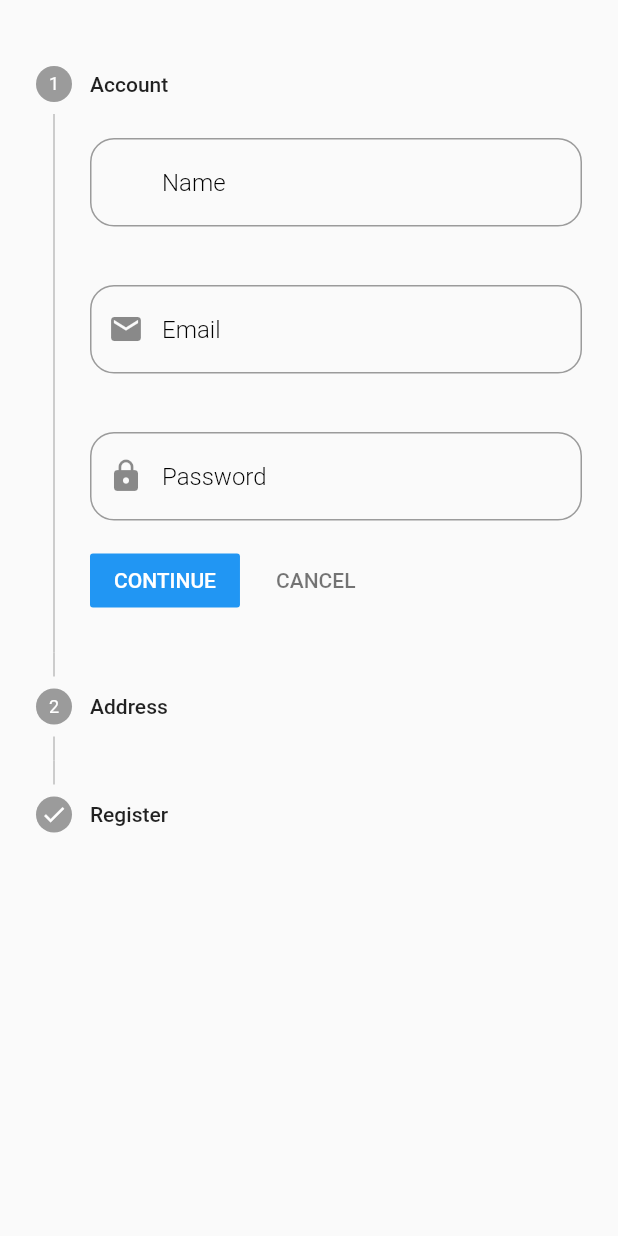
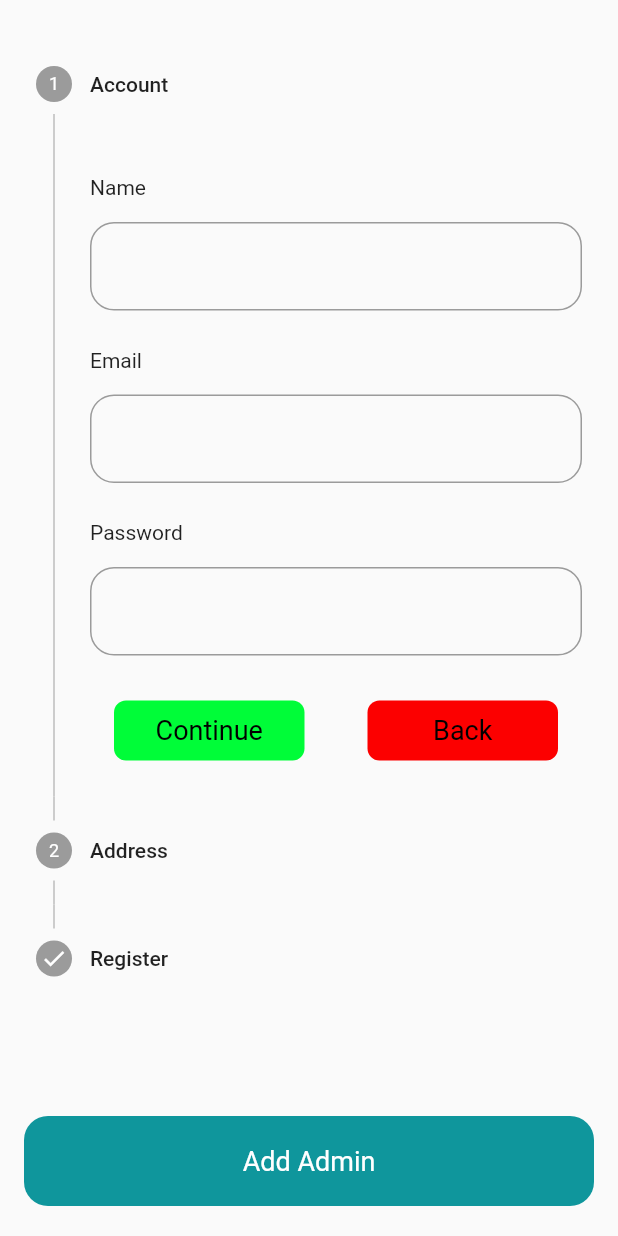
Before and after one commit to NourAhmadJob/pharmacy, a Flutter app: the screen it shows after launch, on a phone screen of 412 x 824 dp. Run offline on Flutter 3.47's test engine with Material 2 defaults, Android fonts, the phone set to English and light mode, and no system bars.

Commit message:
This is the admain screen with editing

```diff
--- a/lib/pharmacyMangement/admain/presentation/screen/auth/add_admain.dart
+++ b/lib/pharmacyMangement/admain/presentation/screen/auth/add_admain.dart
@@ -1,5 +1,7 @@
 import 'package:flutter/material.dart';
 import 'package:pharmacy_system/pharmacyMangement/admain/presentation/screen/auth/home.dart';
+import 'package:pharmacy_system/utils/core/constance/color_constance.dart';
+import 'package:pharmacy_system/utils/widget/basic_controller.dart';
 import 'package:pharmacy_system/utils/widget/text_form_field.dart';
 
 class Admin_Register extends StatefulWidget {
@@ -9,16 +11,34 @@ class Admin_Register extends StatefulWidget {
 
 class _Admin_RegisterState extends State<Admin_Register> {
   int _index = 0;
+  var formKey1 = GlobalKey<FormState>();
+  var formKey2 = GlobalKey<FormState>();
+  TextEditingController emailController = TextEditingController();
+  TextEditingController nameController = TextEditingController();
+  TextEditingController passwordController = TextEditingController();
+  TextEditingController namePharmacyController = TextEditingController();
+  TextEditingController phoneController = TextEditingController();
+  TextEditingController addressController = TextEditingController();
 
   List<Step> listStep() => [
         Step(
           title: const Text("Account"),
-          content: Step1Widget(),
+          content: Step1Widget(
+            formKey: formKey1,
+            emailController: emailController,
+            nameController: nameController,
+            passwordController: passwordController,
+          ),
           isActive: _index > 0 ? true : false,
         ),
         Step(
           title: const Text("Address"),
-          content: AdressScreen(),
+          content: AdressScreen(
+            namePharmacyController: namePharmacyController,
+            phoneController: phoneController,
+            formKey: formKey2,
+            addressController: addressController,
+          ),
           isActive: _index > 1 ? true : false,
         ),
         Step(
@@ -26,7 +46,6 @@ class _Admin_RegisterState extends State<Admin_Register> {
             content: FinishRegisterScreen(),
             state: StepState.complete),
       ];
-  var formKey = GlobalKey<FormState>();
 
   @override
   Widget build(BuildContext context) {
@@ -36,10 +55,67 @@ class _Admin_RegisterState extends State<Admin_Register> {
           margin: const EdgeInsets.only(
             top: 20.0,
           ),
+          child: Form(
             child: Column(
               children: [
                 Expanded(
                   child: Stepper(
+                    controlsBuilder: (context, ControlsDetails details) {
+                      return Row(
+                        children: [
+                          Expanded(
+                            child: DefaultContainer(
+                              height: 40.0,
+                              colorContainer: AllColors.greenColor,
+                              borderRadius: 8.0,
+                              text: "Continue",
+                              onPressed: () {
+                               setState(() {
+                                 if(_index == 0){
+                                   if(formKey1.currentState!.validate())
+                                   {
+                                      _index += 1;
+                                   }
+                                 }
+                                 if(_index == 1){
+                                   if(formKey2.currentState!.validate())
+                                   {
+                                     _index += 1;
+                                   }
+                                 }
+                               });
+                              },
+                            ),
+                          ),
+                          const SizedBox(
+                            width: 10.0,
+                          ),
+                          Expanded(
+                            child: DefaultContainer(
+                              height: 40.0,
+                              colorContainer: AllColors.redColor,
+                              borderRadius: 8.0,
+                              text: _index <listStep().length -1 ? "Back" : "Cancel",
+                              onPressed: () {
+                               setState(() {
+                                 if(_index == 2 ){
+                                   _index = 0 ;
+                                 }
+                                 if(_index == 0){
+                                   return ;
+                                 }
+                                 if(_index <listStep().length -1){
+                                   _index -=1 ;
+                                 }
+
+                               });
+                              },
+                            ),
+                          ),
+                        ],
+                      );
+                    },
+                    // key: formKey,
                     elevation: 0.0,
                     physics: const BouncingScrollPhysics(),
                     // margin: const EdgeInsets.all(5.0),
@@ -57,24 +133,20 @@ class _Admin_RegisterState extends State<Admin_Register> {
                         _index = index;
                       });
                     },
-                  onStepContinue: () {
-                    if (_index == 2) {
-                      print("hello 1");
-                      // call api register
-                      Navigator.push(
-                          context,
-                          MaterialPageRoute(
-                              builder: (context) => HomeScreen()));
-                      return;
-                    }
-                    setState(() {
-                      _index += 1;
-                    });
-                    ;
-                  },
+
                     type: StepperType.vertical,
                     steps: listStep(),
                   ),
+                ),
+                DefaultContainer(
+                  text: "Add Admin",
+                  color: Colors.white,
+                  //height: 100.0,
+                  onPressed: () {
+                    // if (formKey.currentState!.validate()) {
+                    //   // GetApi Register
+                    // }
+                  },
                 ),
                 const SizedBox(
                   height: 20.0,
@@ -83,26 +155,45 @@ class _Admin_RegisterState extends State<Admin_Register> {
             ),
           ),
         ),
+      ),
     );
   }
 }
 
 class Step1Widget extends StatelessWidget {
-  TextEditingController emailController = TextEditingController();
-  TextEditingController nameController = TextEditingController();
-  TextEditingController passwordController = TextEditingController();
+  final TextEditingController emailController;
+
+  final TextEditingController nameController;
+
+  final TextEditingController passwordController;
+  final  Key formKey ;
+  const Step1Widget({
+    super.key,
+    required this.emailController,
+    required this.nameController,
+    required this.passwordController,
+    required this.formKey,
+  });
 
   @override
   Widget build(BuildContext context) {
     return Center(
       child: SingleChildScrollView(
         physics: const BouncingScrollPhysics(),
+        child: Form(
+          key: formKey,
           child: Column(
             mainAxisAlignment: MainAxisAlignment.center,
             crossAxisAlignment: CrossAxisAlignment.start,
             children: [
+              const SizedBox(
+                height: 25.0,
+              ),
+              const Text("Name"),
+              const SizedBox(
+                height: 15.0,
+              ),
               DefaultFormField(
-              hint: "Name",
                 controller: nameController,
                 type: TextInputType.text,
                 validate: (String? value) {
@@ -113,12 +204,14 @@ class Step1Widget extends StatelessWidget {
                 },
               ),
               const SizedBox(
-              height: 39.0,
+                height: 25.0,
+              ),
+              const Text("Email"),
+              const SizedBox(
+                height: 15.0,
               ),
               DefaultFormField(
-              hint: "Email",
                 controller: emailController,
-              prefixIcon: Icons.email,
                 type: TextInputType.emailAddress,
                 validate: (String? value) {
                   if (value!.isEmpty) {
@@ -128,13 +221,15 @@ class Step1Widget extends StatelessWidget {
                 },
               ),
               const SizedBox(
-              height: 39.0,
+                height: 25.0,
+              ),
+              const Text("Password"),
+              const SizedBox(
+                height: 15.0,
               ),
               DefaultFormField(
-              hint: "Password",
                 controller: passwordController,
                 obscure: true,
-              prefixIcon: Icons.lock,
                 type: TextInputType.visiblePassword,
                 validate: (String? value) {
                   if (value!.isEmpty) {
@@ -143,7 +238,9 @@ class Step1Widget extends StatelessWidget {
                   return null;
                 },
               ),
+              const SizedBox(height: 30.0,),
             ],
+          ),
         ),
       ),
     );
@@ -151,21 +248,38 @@ class Step1Widget extends StatelessWidget {
 }
 
 class AdressScreen extends StatelessWidget {
-  TextEditingController namePharmacyController = TextEditingController();
-  TextEditingController phoneController = TextEditingController();
-  TextEditingController addressController = TextEditingController();
+  final TextEditingController namePharmacyController;
+  final TextEditingController phoneController;
+
+  final TextEditingController addressController;
+  final Key formKey ;
+  const AdressScreen({
+    super.key,
+    required this.namePharmacyController,
+    required this.phoneController,
+    required this.addressController,
+    required this.formKey,
+  });
 
   @override
   Widget build(BuildContext context) {
     return Center(
       child: SingleChildScrollView(
         physics: const BouncingScrollPhysics(),
+        child: Form(
+          key: formKey,
           child: Column(
             mainAxisAlignment: MainAxisAlignment.center,
             crossAxisAlignment: CrossAxisAlignment.start,
             children: [
+              const SizedBox(
+                height: 20.0,
+              ),
+              const Text("Name Pharmacy"),
+              const SizedBox(
+                height: 15.0,
+              ),
               DefaultFormField(
-              hint: "Name Pharmacy",
                 controller: namePharmacyController,
                 type: TextInputType.text,
                 validate: (String? value) {
@@ -176,12 +290,14 @@ class AdressScreen extends StatelessWidget {
                 },
               ),
               const SizedBox(
-              height: 39.0,
+                height: 25.0,
+              ),
+              const Text("Address"),
+              const SizedBox(
+                height: 15.0,
               ),
               DefaultFormField(
-              hint: "Address",
                 controller: addressController,
-              prefixIcon: Icons.location_on_sharp,
                 type: TextInputType.text,
                 validate: (String? value) {
                   if (value!.isEmpty) {
@@ -191,12 +307,14 @@ class AdressScreen extends StatelessWidget {
                 },
               ),
               const SizedBox(
-              height: 39.0,
+                height: 25.0,
+              ),
+              const Text("Phone Number"),
+              const SizedBox(
+                height: 15.0,
               ),
               DefaultFormField(
-              hint: "Phone Number",
                 controller: phoneController,
-              prefixIcon: Icons.phone,
                 type: TextInputType.phone,
                 validate: (String? value) {
                   if (value!.isEmpty) {
@@ -205,7 +323,9 @@ class AdressScreen extends StatelessWidget {
                   return null;
                 },
               ),
+              const SizedBox(height: 25.0,),
             ],
+          ),
         ),
       ),
     );
@@ -217,21 +337,21 @@ class FinishRegisterScreen extends StatelessWidget {
   Widget build(BuildContext context) {
     return SingleChildScrollView(
       child: Stack(
-        children:  [
+        children: [
           const CircleAvatar(
             radius: 180.0,
-            backgroundColor: Colors.blue,
+            backgroundColor: AllColors.appColor,
           ),
           Positioned(
             top: 280.0,
             left: 200.0,
             bottom: 30.0,
-            child: IconButton (
+            child: IconButton(
               onPressed: () {},
               icon: const Icon(
                 Icons.camera_alt_rounded,
                 size: 40.0,
-                color: Colors.white,
+                color: Colors.black,
               ),
             ),
           )
--- a/lib/utils/core/constance/color_constance.dart
+++ b/lib/utils/core/constance/color_constance.dart
@@ -0,0 +1,8 @@
+import 'package:flutter/material.dart';
+
+class AllColors {
+
+  static const  Color appColor = Color(0xff0F969C) ;
+  static const  Color greenColor = Color(0xff00FD38) ;
+  static const  Color redColor = Color(0xffFC0000) ;
+}
--- /dev/null
+++ b/lib/utils/widget/basic_controller.dart
@@ -0,0 +1,58 @@
+import 'package:flutter/material.dart';
+import 'package:pharmacy_system/utils/core/constance/color_constance.dart';
+
+class DefaultContainer extends StatelessWidget {
+  final String text;
+  final Function onPressed;
+  Color color;
+  Color colorContainer;
+  double sizeText;
+
+  double height;
+
+  double width;
+
+  double borderRadius;
+
+  FontWeight fontWeight;
+
+  DefaultContainer({
+    super.key,
+    required this.text,
+    required this.onPressed,
+    this.color = Colors.black,
+    this.fontWeight = FontWeight.w400,
+    this.sizeText = 18.0,
+    this.height = 60.0,
+    this.width = double.infinity,
+    this.borderRadius = 16.0,
+    this.colorContainer = AllColors.appColor,
+  });
+
+  @override
+  Widget build(BuildContext context) {
+    return InkWell(
+      splashColor: Colors.green,
+      onTap: () {
+        onPressed();
+      },
+      child: Container(
+        decoration: BoxDecoration(
+            color: colorContainer,
+            borderRadius: BorderRadius.circular(borderRadius)),
+        margin: const EdgeInsets.symmetric(horizontal: 16.0),
+        alignment: Alignment.center,
+        width: width,
+        height: height,
+        child: Text(
+          text,
+          style: TextStyle(
+            color: color,
+            fontSize: sizeText,
+            fontWeight: fontWeight,
+          ),
+        ),
+      ),
+    );
+  }
+}
```
Lines whose indentation alone changed are shown as unchanged.
